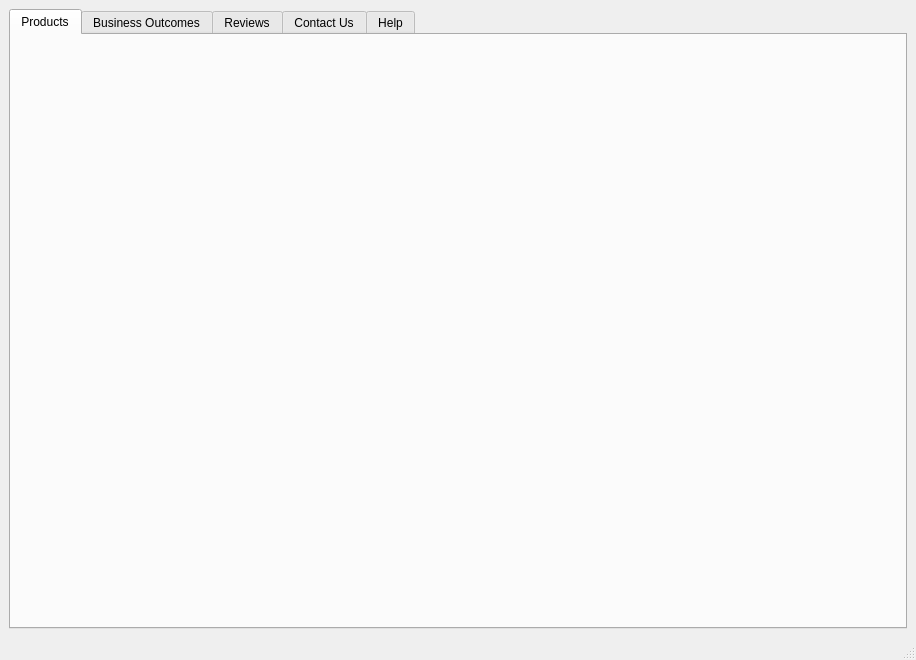
shatfield4/iCyberSecurity, file iCyberSecurity/mainwindow.ui: the form before one commit.
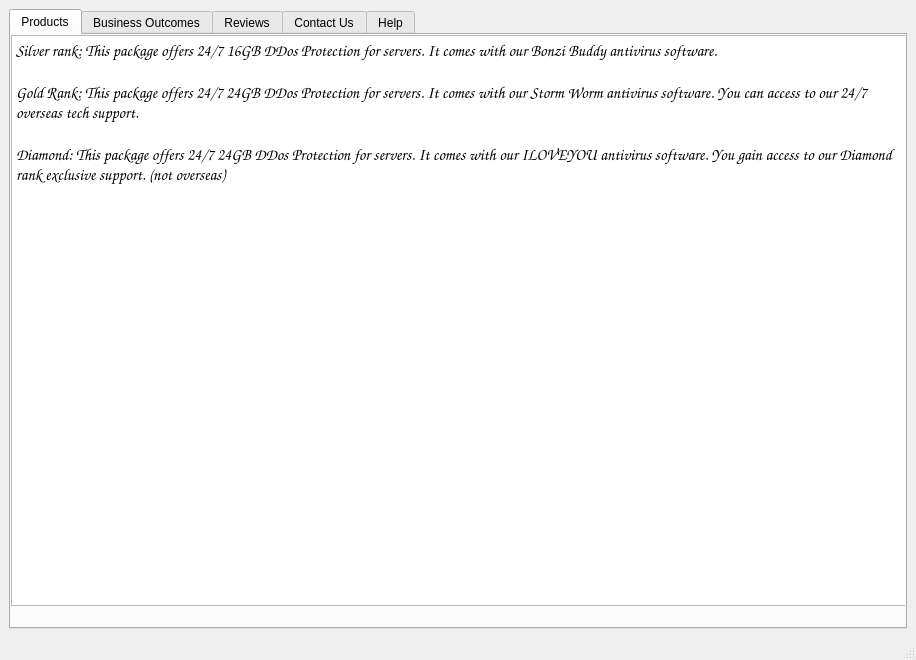
The form after the commit. The open tabs and pages were chosen to show the change.

Commit message:
I added our products.
Added 3 fictional products to our products tab.

```diff
--- a/iCyberSecurity/mainwindow.ui
+++ b/iCyberSecurity/mainwindow.ui
@@ -24,6 +24,33 @@
        <attribute name="title">
         <string>Products</string>
        </attribute>
+       <widget class="QTextBrowser" name="textBrowser_3">
+        <property name="geometry">
+         <rect>
+          <x>0</x>
+          <y>0</y>
+          <width>901</width>
+          <height>571</height>
+         </rect>
+        </property>
+        <property name="font">
+         <font>
+          <family>Comic Sans MS</family>
+          <pointsize>12</pointsize>
+         </font>
+        </property>
+        <property name="html">
+         <string>&lt;!DOCTYPE HTML PUBLIC &quot;-//W3C//DTD HTML 4.0//EN&quot; &quot;http://www.w3.org/TR/REC-html40/strict.dtd&quot;&gt;
+&lt;html&gt;&lt;head&gt;&lt;meta name=&quot;qrichtext&quot; content=&quot;1&quot; /&gt;&lt;style type=&quot;text/css&quot;&gt;
+p, li { white-space: pre-wrap; }
+&lt;/style&gt;&lt;/head&gt;&lt;body style=&quot; font-family:'Comic Sans MS'; font-size:12pt; font-weight:400; font-style:normal;&quot;&gt;
+&lt;p style=&quot; margin-top:0px; margin-bottom:0px; margin-left:0px; margin-right:0px; -qt-block-indent:0; text-indent:0px;&quot;&gt;Silver rank: This package offers 24/7 16GB DDos Protection for servers. It comes with our Bonzi Buddy antivirus software.&lt;/p&gt;
+&lt;p style=&quot;-qt-paragraph-type:empty; margin-top:0px; margin-bottom:0px; margin-left:0px; margin-right:0px; -qt-block-indent:0; text-indent:0px;&quot;&gt;&lt;br /&gt;&lt;/p&gt;
+&lt;p style=&quot; margin-top:0px; margin-bottom:0px; margin-left:0px; margin-right:0px; -qt-block-indent:0; text-indent:0px;&quot;&gt;Gold Rank: This package offers 24/7 24GB DDos Protection for servers. It comes with our Storm Worm antivirus software. You can access to our 24/7 overseas tech support.   &lt;/p&gt;
+&lt;p style=&quot;-qt-paragraph-type:empty; margin-top:0px; margin-bottom:0px; margin-left:0px; margin-right:0px; -qt-block-indent:0; text-indent:0px;&quot;&gt;&lt;br /&gt;&lt;/p&gt;
+&lt;p style=&quot; margin-top:0px; margin-bottom:0px; margin-left:0px; margin-right:0px; -qt-block-indent:0; text-indent:0px;&quot;&gt;Diamond: This package offers 24/7 24GB DDos Protection for servers. It comes with our ILOVEYOU antivirus software. You gain access to our Diamond rank exclusive support. (not overseas)&lt;/p&gt;&lt;/body&gt;&lt;/html&gt;</string>
+        </property>
+       </widget>
       </widget>
       <widget class="QWidget" name="BussinessOutcomes">
        <attribute name="title">
```
Left out of the diff: 12 changed lines with no effect on the pictures.
